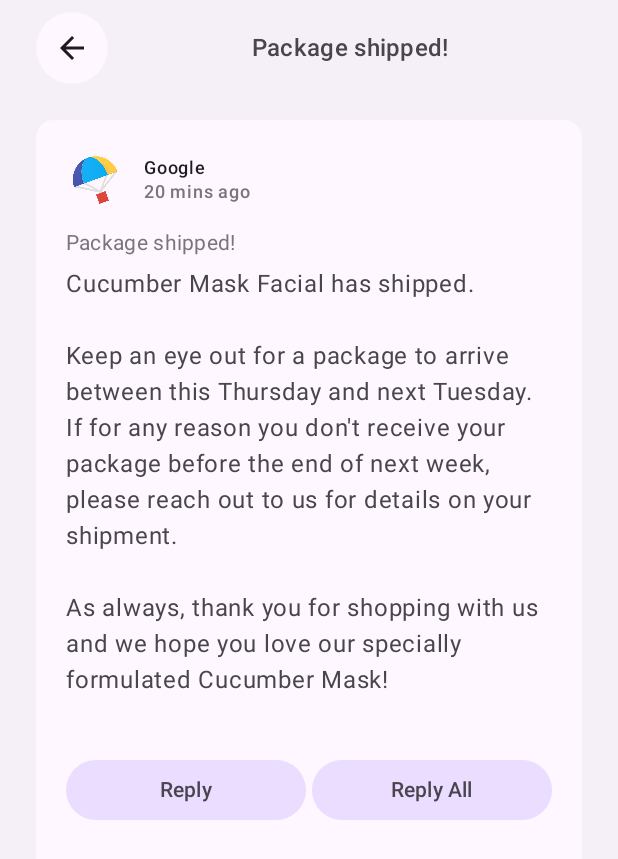
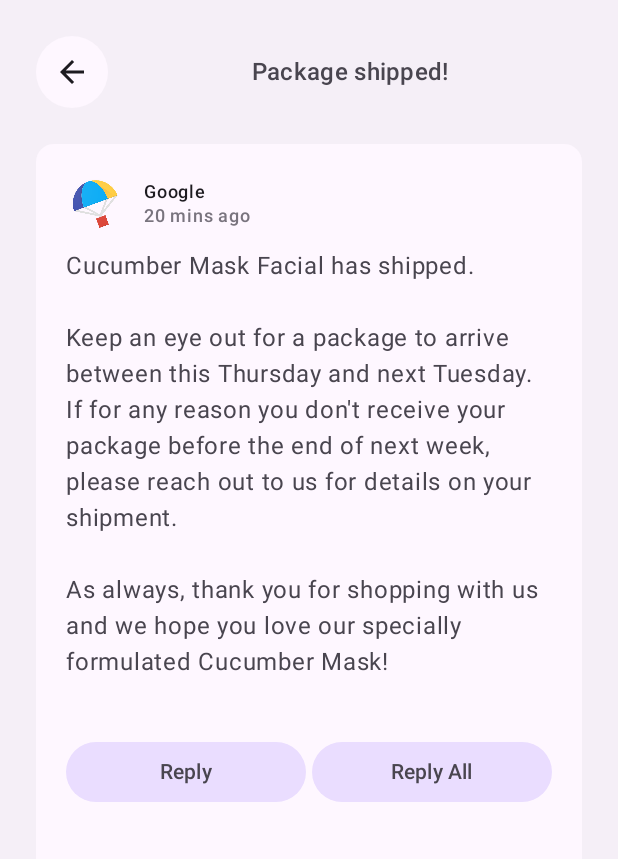
Before and after one commit to BarbaraRuizChavez/Reply, an Android app built with Jetpack Compose: the screen it shows after launch (MainActivity), after a tap on "Google", on a phone screen of 412 x 824 dp. Shown: the top 859 px of the screen. Run offline under Robolectric (Android 15) with nearby library versions, the phone set to English and light mode, and no system bars; our stand-ins replace window size class.

Commit message:
Agrega diseño adaptable de lista y detalles para pantallas expandidas

```diff
--- a/app/src/main/java/com/example/reply/ui/ReplyDetailsScreen.kt
+++ b/app/src/main/java/com/example/reply/ui/ReplyDetailsScreen.kt
@@ -22,10 +22,12 @@ import androidx.compose.foundation.layout.Arrangement
 import androidx.compose.foundation.layout.Box
 import androidx.compose.foundation.layout.Column
 import androidx.compose.foundation.layout.Row
+import androidx.compose.foundation.layout.Spacer
 import androidx.compose.foundation.layout.WindowInsets
 import androidx.compose.foundation.layout.asPaddingValues
 import androidx.compose.foundation.layout.fillMaxSize
 import androidx.compose.foundation.layout.fillMaxWidth
+import androidx.compose.foundation.layout.height
 import androidx.compose.foundation.layout.navigationBarsPadding
 import androidx.compose.foundation.layout.padding
 import androidx.compose.foundation.layout.safeDrawing
@@ -57,8 +59,9 @@ fun ReplyDetailsScreen(
     replyUiState: ReplyUiState,
     onBackPressed: () -> Unit,
     modifier: Modifier = Modifier,
+    isFullScreen: Boolean = false,
 ) {
-    BackHandler {
+    BackHandler(enabled = isFullScreen) {
         onBackPressed()
     }
     Box(modifier = modifier) {
@@ -67,8 +70,10 @@ fun ReplyDetailsScreen(
             modifier = Modifier
                 .fillMaxSize()
                 .background(color = MaterialTheme.colorScheme.inverseOnSurface)
+                .padding(top = dimensionResource(R.dimen.detail_card_list_padding_top))
         ) {
             item {
+                if (isFullScreen) {
                     ReplyDetailsScreenTopBar(
                         onBackPressed,
                         replyUiState,
@@ -79,12 +84,20 @@ fun ReplyDetailsScreen(
                                 top = dimensionResource(R.dimen.topbar_padding_vertical)
                             )
                         )
+                }
                 ReplyEmailDetailsCard(
                     email = replyUiState.currentSelectedEmail,
                     mailboxType = replyUiState.currentMailbox,
+                    isFullScreen = isFullScreen,
                     modifier = Modifier
                         .navigationBarsPadding()
-                        .padding(horizontal = dimensionResource(R.dimen.detail_card_outer_padding_horizontal))
+                        .then(
+                            if (isFullScreen) {
+                                Modifier.padding(horizontal = dimensionResource(R.dimen.detail_card_outer_padding_horizontal))
+                            } else {
+                                Modifier.padding(end = dimensionResource(R.dimen.detail_card_outer_padding_horizontal))
+                            }
+                        )
                 )
             }
         }
@@ -132,6 +145,7 @@ private fun ReplyEmailDetailsCard(
     email: Email,
     mailboxType: MailboxType,
     modifier: Modifier = Modifier,
+    isFullScreen: Boolean = false,
 ) {
     val context = LocalContext.current
     val displayToast = { text: String ->
@@ -150,6 +164,9 @@ private fun ReplyEmailDetailsCard(
                 email,
                 Modifier.fillMaxWidth()
             )
+            if (isFullScreen) {
+                Spacer(modifier = Modifier.height(dimensionResource(R.dimen.detail_content_padding_top)))
+            } else {
                 Text(
                     text = stringResource(email.subject),
                     style = MaterialTheme.typography.bodyMedium,
@@ -159,6 +176,7 @@ private fun ReplyEmailDetailsCard(
                         bottom = dimensionResource(R.dimen.detail_expanded_subject_body_spacing)
                     ),
                 )
+            }
             Text(
                 text = stringResource(email.body),
                 style = MaterialTheme.typography.bodyLarge,
--- a/app/src/main/java/com/example/reply/ui/ReplyHomeScreen.kt
+++ b/app/src/main/java/com/example/reply/ui/ReplyHomeScreen.kt
@@ -136,6 +136,7 @@ fun ReplyHomeScreen(
             ReplyDetailsScreen(
                 replyUiState = replyUiState,
                 onBackPressed = onDetailScreenBackPressed,
+                isFullScreen = true,
                 modifier = modifier
             )
         }
--- a/app/src/main/res/values/dimens.xml
+++ b/app/src/main/res/values/dimens.xml
@@ -42,6 +42,7 @@
     <dimen name="topbar_padding_vertical">8dp</dimen>
 
     <dimen name="detail_card_outer_padding_horizontal">24dp</dimen>
+    <dimen name="detail_card_list_padding_top">16dp</dimen>
     <dimen name="detail_subject_padding_end">40dp</dimen>
     <dimen name="detail_card_inner_padding">20dp</dimen>
     <dimen name="detail_content_padding_top">12dp</dimen>
```
Lines whose indentation alone changed are shown as unchanged.
